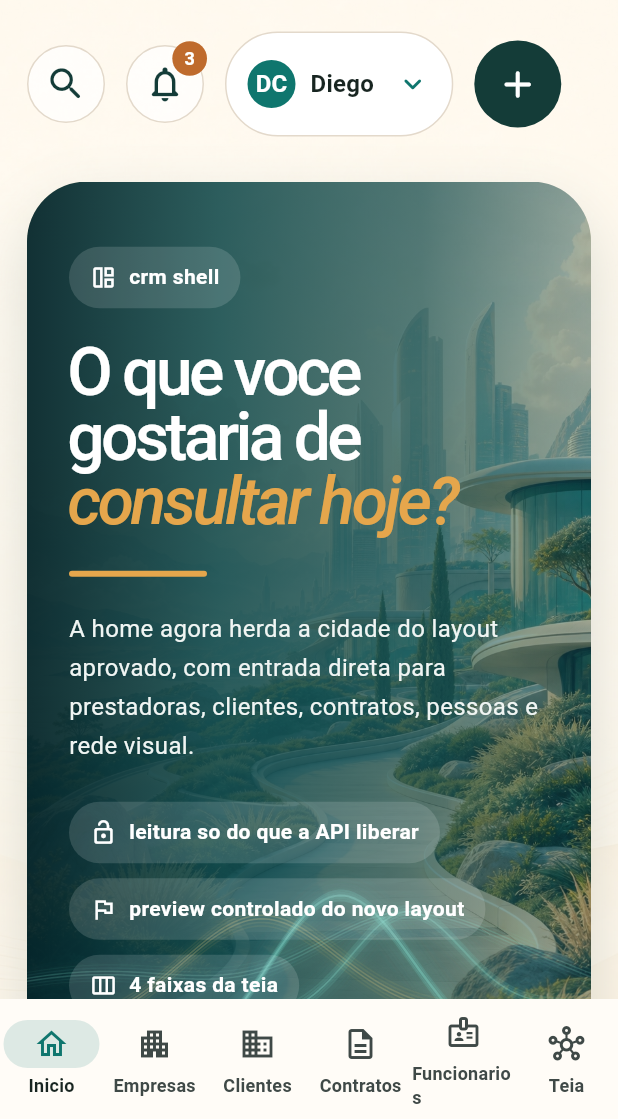
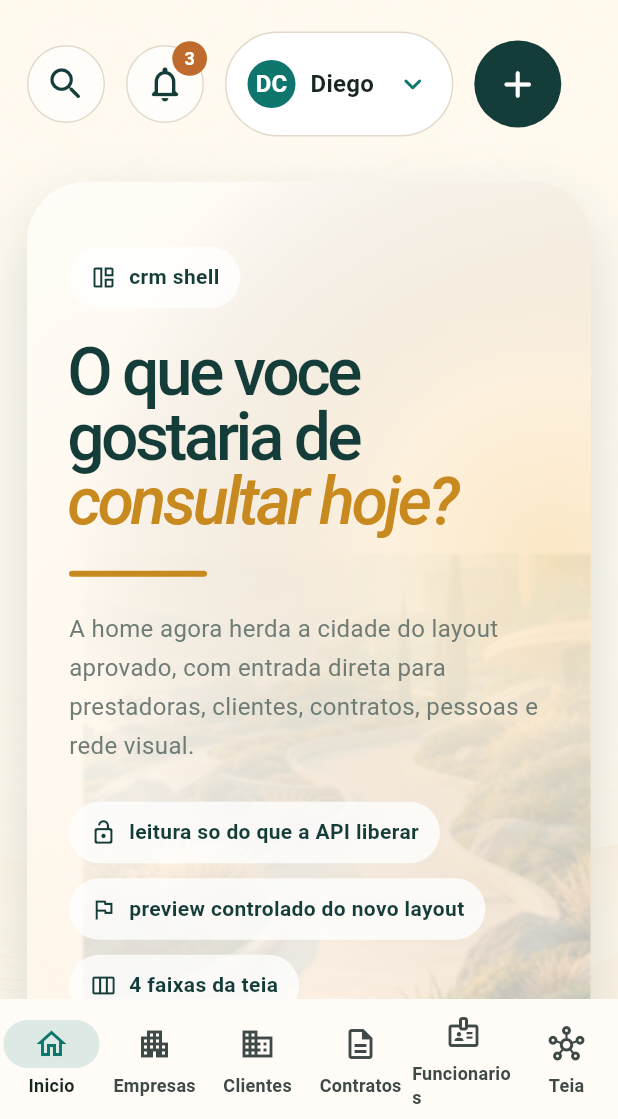
Before and after one commit to DiegoYCosta/pariflow_partners_front, a Flutter app: the screen it shows after launch, on a phone screen of 412 x 824 dp, the part 117-1236 px from its top. Run offline on Flutter 3.47's test engine with Material 3 defaults, Android fonts, the phone set to English and light mode, and no system bars.

Commit message:
fix: background image for mobile

```diff
--- a/lib/app/app.dart
+++ b/lib/app/app.dart
@@ -1,3 +1,5 @@
+import 'dart:ui' show ImageFilter;
+
 import 'package:flutter/material.dart';
 import '../widgets/high_tech_light_waves.dart';
 
--- a/lib/app/shell/crm_shell.dart
+++ b/lib/app/shell/crm_shell.dart
@@ -470,6 +470,20 @@ class _CrmDashboardHero extends StatelessWidget {
             ? _crmBannerMobileAsset
             : _crmBannerWebAsset;
         final headlineSize = stacked ? 44.0 : 72.0;
+        final headlineColor = stacked ? _deepTealColor : Colors.white;
+        final headlineAccentColor = stacked
+            ? const Color(0xFFC8891F)
+            : const Color(0xFFE5A64C);
+        final summaryColor = stacked
+            ? _mutedColor.withValues(alpha: 0.92)
+            : const Color(0xFFF0F5F3);
+        final chipColor = stacked ? _deepTealColor : Colors.white;
+        final chipBackground = stacked
+            ? Colors.white.withValues(alpha: 0.78)
+            : Colors.white.withValues(alpha: 0.14);
+        final accentBarColor = stacked
+            ? const Color(0xFFC8891F)
+            : const Color(0xFFE5A64C);
 
         return Container(
           width: double.infinity,
@@ -488,13 +502,75 @@ class _CrmDashboardHero extends StatelessWidget {
             borderRadius: BorderRadius.circular(40),
             child: Stack(
               children: [
+                if (stacked) ...[
+                  Positioned.fill(
+                    child: Image.asset(
+                      _crmBackgroundAsset,
+                      fit: BoxFit.cover,
+                      alignment: Alignment.center,
+                    ),
+                  ),
+                  Positioned(
+                    right: 0,
+                    bottom: 0,
+                    width: constraints.maxWidth * 0.90,
+                    height: 352,
+                    child: IgnorePointer(
+                      child: Opacity(
+                        opacity: 0.82,
+                        child: ImageFiltered(
+                          imageFilter: ImageFilter.blur(
+                            sigmaX: 0.9,
+                            sigmaY: 0.9,
+                          ),
+                          child: Image.asset(
+                            bannerAsset,
+                            fit: BoxFit.cover,
+                            alignment: const Alignment(0.42, 1.0),
+                          ),
+                        ),
+                      ),
+                    ),
+                  ),
+                  Positioned.fill(
+                    child: DecoratedBox(
+                      decoration: BoxDecoration(
+                        gradient: LinearGradient(
+                          begin: Alignment.topLeft,
+                          end: Alignment.bottomRight,
+                          colors: [
+                            const Color(0xFDFFFDF8),
+                            const Color(0xF6FFF9F0),
+                            const Color(0xD9FFF7EE),
+                            const Color(0xA9FFF7EE),
+                          ],
+                          stops: const [0.0, 0.30, 0.70, 1.0],
+                        ),
+                      ),
+                    ),
+                  ),
+                  Positioned.fill(
+                    child: DecoratedBox(
+                      decoration: BoxDecoration(
+                        gradient: RadialGradient(
+                          center: const Alignment(0.86, -0.18),
+                          radius: 0.86,
+                          colors: [
+                            const Color(0x58F3C97C),
+                            const Color(0x26F3C97C),
+                            Colors.transparent,
+                          ],
+                          stops: const [0.0, 0.34, 1.0],
+                        ),
+                      ),
+                    ),
+                  ),
+                ] else ...[
                   Positioned.fill(
                     child: Image.asset(
                       bannerAsset,
                       fit: BoxFit.cover,
-                    alignment: stacked
-                        ? Alignment.center
-                        : Alignment.centerRight,
+                      alignment: Alignment.centerRight,
                     ),
                   ),
                   Positioned.fill(
@@ -518,23 +594,24 @@ class _CrmDashboardHero extends StatelessWidget {
                     left: 0,
                     right: 0,
                     bottom: -8,
-                  height: stacked ? 126 : 152,
+                    height: 152,
                     child: IgnorePointer(
                       child: Opacity(
                         opacity: 0.92,
                         child: HighTechLightWaves(
                           primaryColor: const Color(0xFF63E6E2),
                           accentColor: const Color(0xFFE4A23B),
-                        numberOfWaves: stacked ? 4 : 6,
-                        waveAmplitude: stacked ? 0.14 : 0.12,
+                          numberOfWaves: 6,
+                          waveAmplitude: 0.12,
                           waveFrequency: 0.040,
                           waveSpeed: 0.0062,
                           pulseSpeedMultiplier: 2.8,
-                        pulseSize: stacked ? 6.0 : 7.4,
+                          pulseSize: 7.4,
                         ),
                       ),
                     ),
                   ),
+                ],
                 Positioned.fill(
                   child: Padding(
                     padding: EdgeInsets.all(stacked ? 28 : 42),
@@ -551,25 +628,27 @@ class _CrmDashboardHero extends StatelessWidget {
                             _Tag(
                               label: _ShellVariant.crm.label,
                               icon: Icons.auto_awesome_mosaic_outlined,
-                              color: Colors.white,
-                              background: Colors.white.withValues(alpha: 0.14),
+                              color: chipColor,
+                              background: chipBackground,
                             ),
                             const SizedBox(height: 24),
                             RichText(
                               text: TextSpan(
                                 style: TextStyle(
-                                  color: Colors.white,
+                                  color: headlineColor,
                                   fontSize: headlineSize,
                                   fontWeight: FontWeight.w500,
                                   letterSpacing: -2.4,
                                   height: 0.98,
                                 ),
-                                children: const [
-                                  TextSpan(text: 'O que voce gostaria de\n'),
+                                children: [
+                                  const TextSpan(
+                                    text: 'O que voce gostaria de\n',
+                                  ),
                                   TextSpan(
                                     text: 'consultar hoje?',
                                     style: TextStyle(
-                                      color: Color(0xFFE5A64C),
+                                      color: headlineAccentColor,
                                       fontStyle: FontStyle.italic,
                                     ),
                                   ),
@@ -581,15 +660,15 @@ class _CrmDashboardHero extends StatelessWidget {
                               width: 92,
                               height: 4,
                               decoration: BoxDecoration(
-                                color: const Color(0xFFE5A64C),
+                                color: accentBarColor,
                                 borderRadius: BorderRadius.circular(999),
                               ),
                             ),
                             const SizedBox(height: 22),
-                            const Text(
+                            Text(
                               'A home agora herda a cidade do layout aprovado, com entrada direta para prestadoras, clientes, contratos, pessoas e rede visual.',
                               style: TextStyle(
-                                color: Color(0xFFF0F5F3),
+                                color: summaryColor,
                                 fontSize: 16,
                                 height: 1.6,
                               ),
@@ -604,29 +683,23 @@ class _CrmDashboardHero extends StatelessWidget {
                                   icon: viewerProfile.canViewSensitive
                                       ? Icons.lock_open_rounded
                                       : Icons.lock_outline_rounded,
-                                  color: Colors.white,
-                                  background: Colors.white.withValues(
-                                    alpha: 0.14,
-                                  ),
+                                  color: chipColor,
+                                  background: chipBackground,
                                 ),
                                 _Tag(
                                   label: _ShellFeatureFlags
                                       .activeVariant
                                       .rolloutSummary,
                                   icon: Icons.flag_outlined,
-                                  color: Colors.white,
-                                  background: Colors.white.withValues(
-                                    alpha: 0.14,
-                                  ),
+                                  color: chipColor,
+                                  background: chipBackground,
                                 ),
                                 _Tag(
                                   label:
                                       '${_networkGraphContractPreview.lanes.length} faixas da teia',
                                   icon: Icons.view_week_outlined,
-                                  color: Colors.white,
-                                  background: Colors.white.withValues(
-                                    alpha: 0.14,
-                                  ),
+                                  color: chipColor,
+                                  background: chipBackground,
                                 ),
                               ],
                             ),
```
Also changed, not shown: 1 other file. Lines whose indentation alone changed are shown as unchanged.
